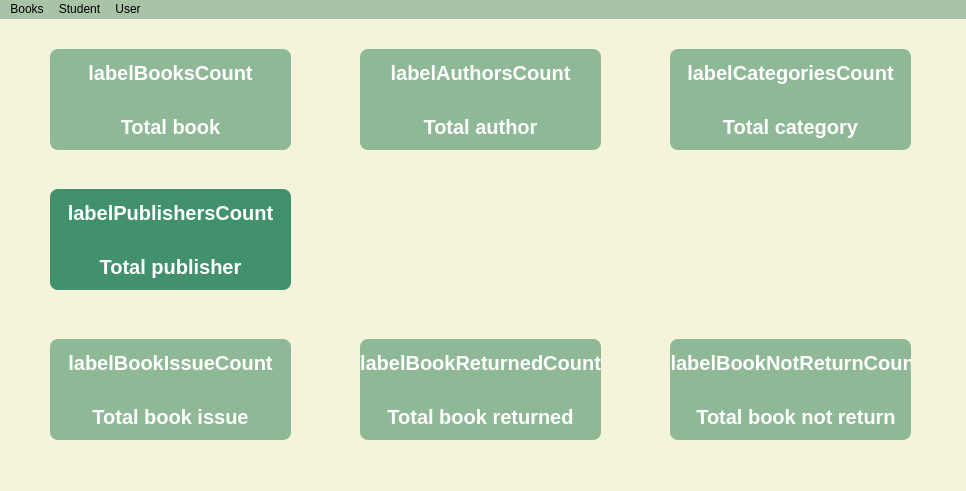
First picture: the form in adminmenu.ui, repository sofiiahaman/OOP-Project, before the edit.
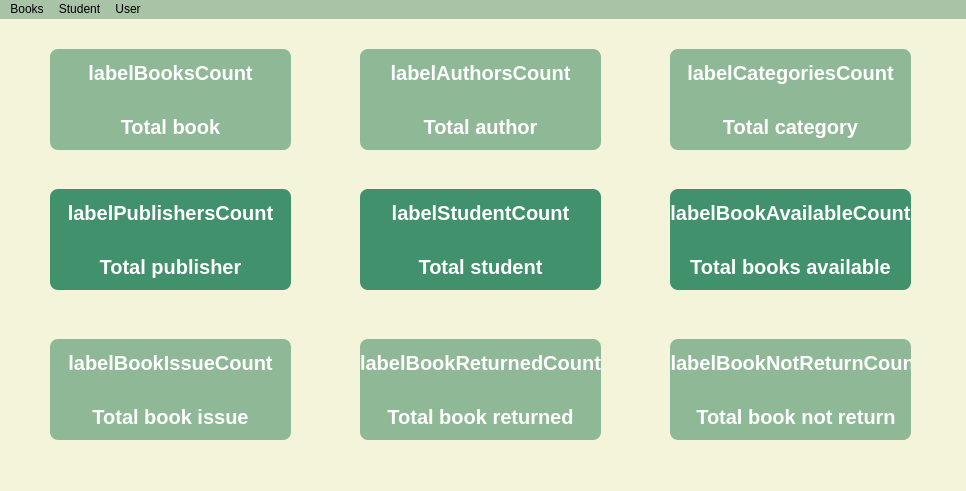
Second picture: the form after the edit.

Commit message: Add functionality for student user

```diff
--- a/adminmenu.ui
+++ b/adminmenu.ui
@@ -18,11 +18,17 @@
     background-color: #f4f4db;  
 }
 
+QMenuBar {
+ background-color: #a9c3a6;
+}
+
 /* Загальний стиль для всіх карток */
 QFrame#booksCard, 
 QFrame#authorsCard, 
 QFrame#categoriesCard,
 QFrame#publishersCard,
+QFrame#studentsCard,
+QFrame#bookAvailableCard,
 QFrame#bookIssueCard,
 QFrame#bookReturnedCard,
 QFrame#bookNotReturnCard {
@@ -35,6 +41,8 @@
 QFrame#authorsCard QLabel:first-child,
 QFrame#categoriesCard QLabel:first-child,
 QFrame#publishersCard QLabel:first-child,
+QFrame#studentsCard QLabel:first-child,
+QFrame#bookAvailableCard QLabel:first-child,
 QFrame#bookIssueCard QLabel:first-child,
 QFrame#bookReturnedCard QLabel:first-child,
 QFrame#bookNotReturnCard QLabel:first-child {
@@ -70,6 +78,12 @@
 QFrame#publishersCard {
     background-color: #40916c;   /* green */
 }
+QFrame#studentsCard {
+    background-color: #40916c;   /* green */
+}
+QFrame#bookAvailableCard {
+    background-color: #40916c;   /* green */
+}
 QFrame#bookReturnedCard {
     background-color: #8fb996;   /* light green */
 }
@@ -77,9 +91,7 @@
     background-color: #8fb996;   /* dark red */
 }
 
-QMenuBar {
- background-color: #a9c3a6;
-}
+
 </string>
   </property>
   <widget class="QWidget" name="centralwidget">
@@ -419,6 +431,102 @@
      </layout>
     </widget>
    </widget>
+   <widget class="QFrame" name="studentsCard">
+    <property name="geometry">
+     <rect>
+      <x>360</x>
+      <y>170</y>
+      <width>241</width>
+      <height>101</height>
+     </rect>
+    </property>
+    <property name="frameShape">
+     <enum>QFrame::Shape::NoFrame</enum>
+    </property>
+    <property name="frameShadow">
+     <enum>QFrame::Shadow::Plain</enum>
+    </property>
+    <widget class="QWidget" name="verticalLayoutWidget_8">
+     <property name="geometry">
+      <rect>
+       <x>0</x>
+       <y>0</y>
+       <width>241</width>
+       <height>101</height>
+      </rect>
+     </property>
+     <layout class="QVBoxLayout" name="verticalLayout_8">
+      <item>
+       <widget class="QLabel" name="labelStudentCount">
+        <property name="text">
+         <string>labelStudentCount</string>
+        </property>
+        <property name="alignment">
+         <set>Qt::AlignmentFlag::AlignCenter</set>
+        </property>
+       </widget>
+      </item>
+      <item>
+       <widget class="QLabel" name="label_8">
+        <property name="text">
+         <string>Total student</string>
+        </property>
+        <property name="alignment">
+         <set>Qt::AlignmentFlag::AlignCenter</set>
+        </property>
+       </widget>
+      </item>
+     </layout>
+    </widget>
+   </widget>
+   <widget class="QFrame" name="bookAvailableCard">
+    <property name="geometry">
+     <rect>
+      <x>670</x>
+      <y>170</y>
+      <width>241</width>
+      <height>101</height>
+     </rect>
+    </property>
+    <property name="frameShape">
+     <enum>QFrame::Shape::NoFrame</enum>
+    </property>
+    <property name="frameShadow">
+     <enum>QFrame::Shadow::Plain</enum>
+    </property>
+    <widget class="QWidget" name="verticalLayoutWidget_9">
+     <property name="geometry">
+      <rect>
+       <x>0</x>
+       <y>0</y>
+       <width>241</width>
+       <height>101</height>
+      </rect>
+     </property>
+     <layout class="QVBoxLayout" name="verticalLayout_9">
+      <item>
+       <widget class="QLabel" name="labelBookAvailableCount">
+        <property name="text">
+         <string>labelBookAvailableCount</string>
+        </property>
+        <property name="alignment">
+         <set>Qt::AlignmentFlag::AlignCenter</set>
+        </property>
+       </widget>
+      </item>
+      <item>
+       <widget class="QLabel" name="label_9">
+        <property name="text">
+         <string>Total books available</string>
+        </property>
+        <property name="alignment">
+         <set>Qt::AlignmentFlag::AlignCenter</set>
+        </property>
+       </widget>
+      </item>
+     </layout>
+    </widget>
+   </widget>
   </widget>
   <widget class="QMenuBar" name="menubar">
    <property name="geometry">
```
Left out of the diff: 2 changed lines with no effect on the pictures. The commit also changes 16 other files.
